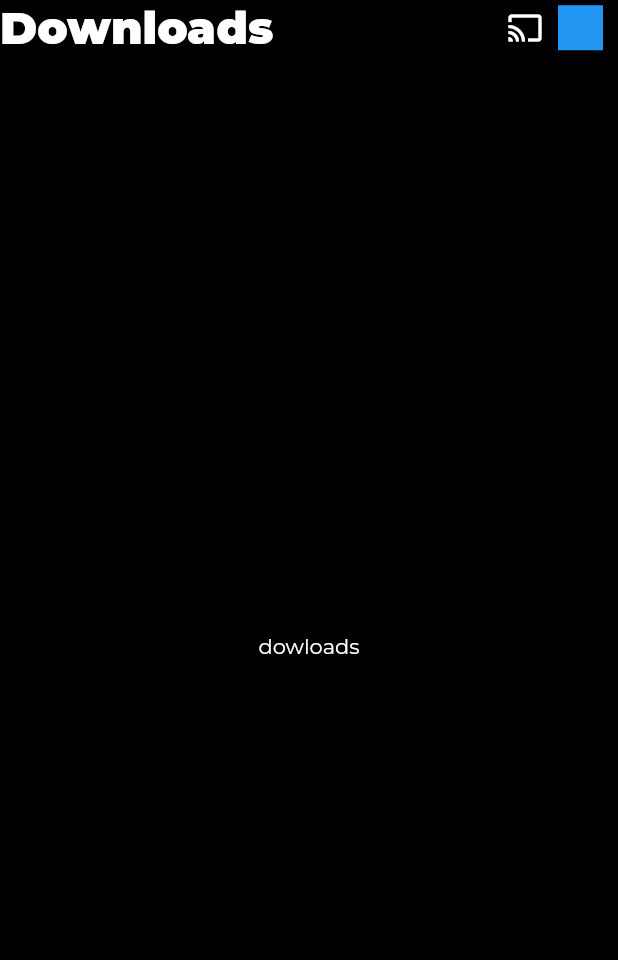
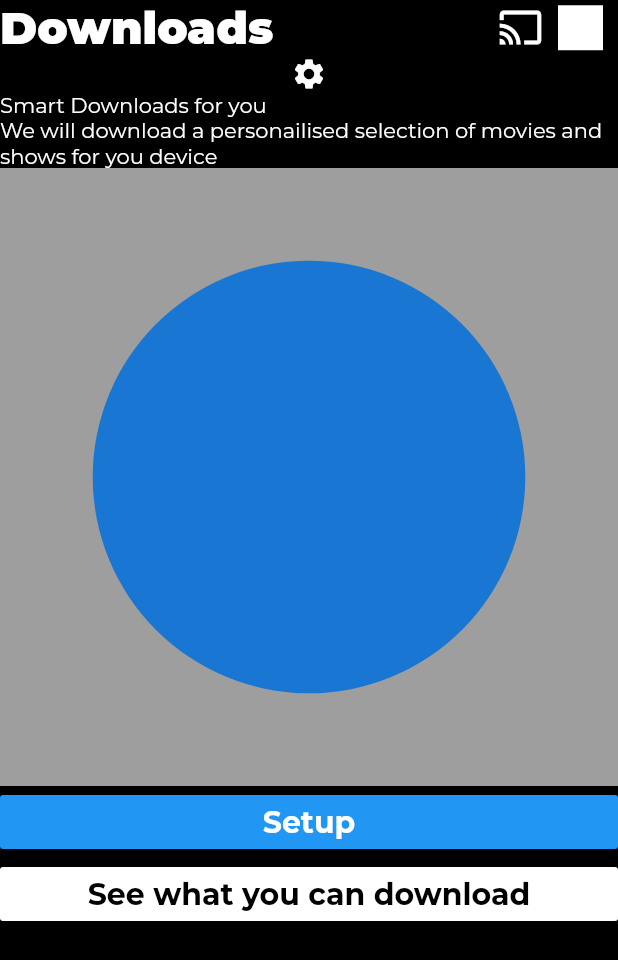
Before and after one commit to sudheeshps07/netflixUI, a Flutter app: the Screendowloads screen opened directly, on a phone screen of 412 x 824 dp. Shown: the top 960 px of the screen. Run offline on Flutter 3.47's test engine with Material 2 defaults, Android fonts, the phone set to English and light mode, and no system bars; our stand-ins replace google_fonts.

Commit message:
some int download page

```diff
--- a/lib/core/colors/colors.dart
+++ b/lib/core/colors/colors.dart
@@ -1,3 +1,6 @@
 import 'package:flutter/material.dart';
 
-const backgroundColor=Colors.black;
+const blackbackgroundColor=Colors.black;
+Color Iconcolor=Colors.white;
+const spacewudget=Colors.blue;
+const kbuttoncolor=Colors.white;
--- a/lib/main.dart
+++ b/lib/main.dart
@@ -19,7 +19,7 @@ class NetflixApp extends StatelessWidget {
         fontFamily: GoogleFonts.montserrat().fontFamily,
         scaffoldBackgroundColor: Colors.black,
         primarySwatch: Colors.blue,
-        backgroundColor:backgroundColor,
+        backgroundColor:blackbackgroundColor,
         textTheme: const TextTheme(
           bodyText1: TextStyle(color: Colors.white),
           bodyText2: TextStyle(color: Colors.white),
--- a/lib/presentations/dowlaods/dowloads.dart
+++ b/lib/presentations/dowlaods/dowloads.dart
@@ -1,13 +1,66 @@
 import 'package:flutter/material.dart';
 import 'package:untitled1/presentations/widgets/appbar_widget.dart';
-class Screendowloads extends StatelessWidget{
+
+import '../../core/colors/colors.dart';
+
+class Screendowloads extends StatelessWidget {
   @override
   Widget build(BuildContext context) {
+    final Zize = MediaQuery.of(context).size;
     return Scaffold(
-      appBar: PreferredSize(preferredSize:Size.fromHeight(50),
-      child: AppBarWidget()),
-      body: Center(child: Text('dowloads')),
+      appBar: const PreferredSize(
+          preferredSize: Size.fromHeight(50),
+          child: AppBarWidget(
+            title: 'Downloads',
+          )),
+      body: ListView(
+        children: [
+          Icon(Icons.settings, color: Iconcolor),
+          SizedBox(
+            width: 10,
+          ),
+          Text('Smart Downloads for you'),
+          const Text(
+            "We will download a personailised selection of movies and shows for you device",
+          ),
+          Container(
+            width: Zize.width,
+            height: Zize.width,
+            color: Colors.grey,
+            child: Stack(
+              children: [
+                Center(
+                  child: CircleAvatar(
+                    radius:Zize.width *0.35,
+                  ),
+                )
+              ],
+            ),
+          ),
+          MaterialButton(
+            onPressed: () {},
+            child: Text(
+              'Setup',
+              style: TextStyle(
+                  color: kbuttoncolor,
+                  fontSize: 20,
+                  fontWeight: FontWeight.bold),
+            ),
+            color: spacewudget,
+          ),
+          MaterialButton(
+            onPressed: () {},
+            child: Text(
+              'See what you can download',
+              style: TextStyle(
+                  color: blackbackgroundColor,
+                  fontSize: 20,
+                  fontWeight: FontWeight.bold),
+            ),
+            color: Iconcolor,
+          ),
+        ],
+      ),
     );
   }
-
 }
--- a/lib/presentations/widgets/appbar_widget.dart
+++ b/lib/presentations/widgets/appbar_widget.dart
@@ -1,31 +1,37 @@
 import 'package:flutter/material.dart';
 import 'package:google_fonts/google_fonts.dart';
 
+import '../../core/colors/colors.dart';
+
 class AppBarWidget extends StatelessWidget {
-  final spacewudget = SizedBox(width: 10);
+  final spacewudget = const SizedBox(width: 10);
+  final String title;
+
+   const AppBarWidget({Key? key,required this.title}) : super(key: key);
+
 
   @override
   Widget build(BuildContext context) {
     return SafeArea(
       child: Row(
         children: [
-          Text(
-            'Downloads',
-            style: TextStyle(
+          Text(title,
+            style: const TextStyle(
               fontSize: 30,
               fontWeight: FontWeight.w900,
             ),
           ),
-          Spacer(),
-          Icon(
+          const Spacer(),
+          const Icon(
             Icons.cast,
             color: Colors.white,
+            size: 30,
           ),
           spacewudget,
           Container(
             width: 30,
             height: 30,
-            color: Colors.blue,
+            color: Iconcolor,
           ),
           spacewudget,
         ],
```
